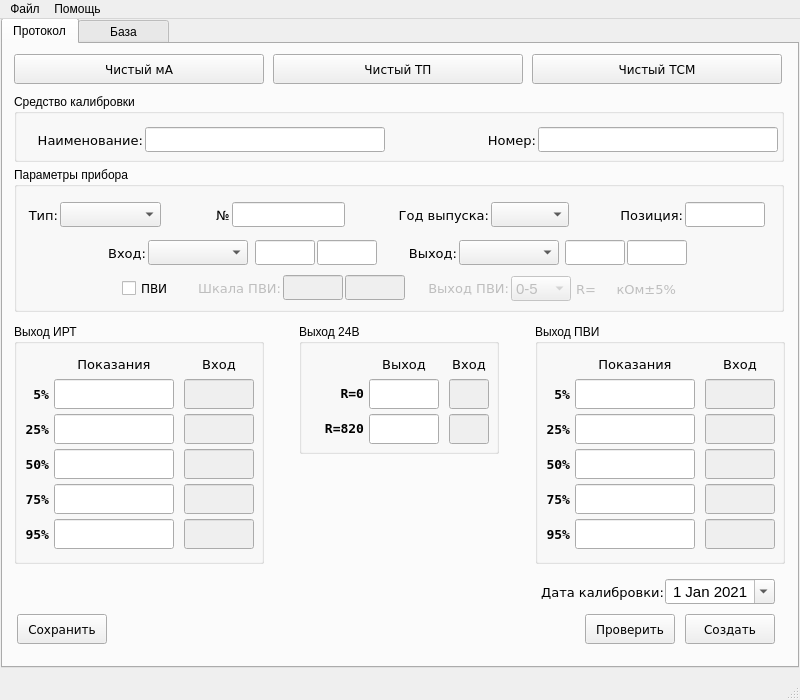
Before: the Qt Designer form main.ui in asd192/CalibrationIRT59, drawn with Qt 5.
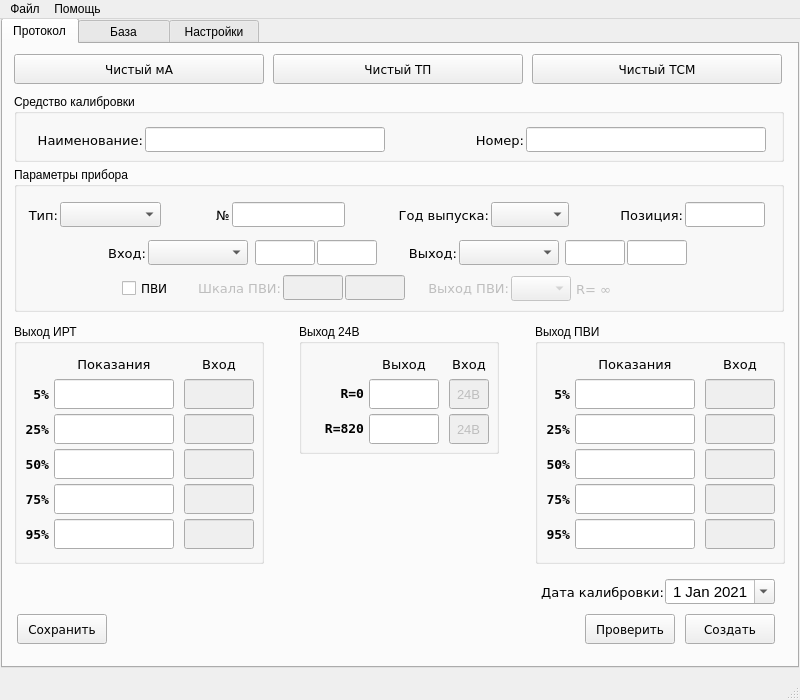
After: the same form once the commit is applied.

What changed in the file:
```diff
--- a/main.ui
+++ b/main.ui
@@ -872,6 +872,11 @@
        <property name="duplicatesEnabled">
         <bool>false</bool>
        </property>
+       <item>
+        <property name="text">
+         <string/>
+        </property>
+       </item>
        <item>
         <property name="text">
          <string>0-5</string>
@@ -896,7 +901,7 @@
         <rect>
          <x>562</x>
          <y>114</y>
-         <width>100</width>
+         <width>110</width>
          <height>16</height>
         </rect>
        </property>
@@ -909,7 +914,7 @@
         </font>
        </property>
        <property name="text">
-        <string>R=     кОм±5%</string>
+        <string>R= ∞</string>
        </property>
        <property name="alignment">
         <set>Qt::AlignLeading|Qt::AlignLeft|Qt::AlignVCenter</set>
@@ -1063,6 +1068,12 @@
          <pointsize>10</pointsize>
         </font>
        </property>
+       <property name="text">
+        <string>24В</string>
+       </property>
+       <property name="alignment">
+        <set>Qt::AlignCenter</set>
+       </property>
       </widget>
       <widget class="QLabel" name="label_out_24_value_in">
        <property name="geometry">
@@ -1146,6 +1157,12 @@
          <pointsize>10</pointsize>
         </font>
        </property>
+       <property name="text">
+        <string>24В</string>
+       </property>
+       <property name="alignment">
+        <set>Qt::AlignCenter</set>
+       </property>
       </widget>
       <widget class="QLineEdit" name="lineEdit_out_24_value_820">
        <property name="geometry">
@@ -1686,7 +1703,7 @@
       <widget class="QLabel" name="label_calibr_number">
        <property name="geometry">
         <rect>
-         <x>472</x>
+         <x>460</x>
          <y>38</y>
          <width>50</width>
          <height>16</height>
@@ -1712,7 +1729,7 @@
       <widget class="QLineEdit" name="lineEdit_calibr_number">
        <property name="geometry">
         <rect>
-         <x>524</x>
+         <x>512</x>
          <y>33</y>
          <width>240</width>
          <height>25</height>
@@ -2405,6 +2422,11 @@
       </item>
      </widget>
     </widget>
+    <widget class="QWidget" name="tab">
+     <attribute name="title">
+      <string> Настройки </string>
+     </attribute>
+    </widget>
    </widget>
   </widget>
   <widget class="QMenuBar" name="menubar">
```
